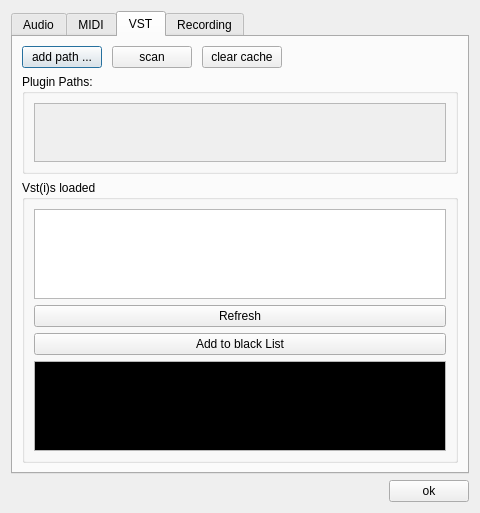
Before: the Qt Designer form src/gui/PreferencesDialog.ui in elieserdejesus/JamTaba, drawn with Qt 5.
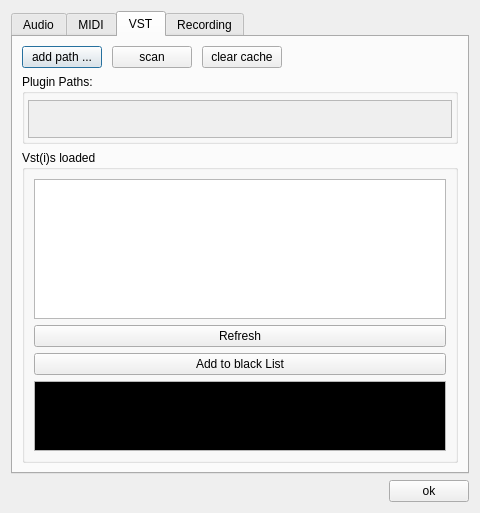
After: the same form once the commit is applied.

Commit message: removing unecessary widgets in PreferencesDialog

Patch:
```diff
--- a/src/gui/PreferencesDialog.ui
+++ b/src/gui/PreferencesDialog.ui
@@ -275,27 +275,45 @@
       <layout class="QGridLayout" name="gridLayout_3">
        <item row="1" column="0">
         <widget class="QGroupBox" name="groupBoxPaths">
+         <property name="sizePolicy">
+          <sizepolicy hsizetype="Preferred" vsizetype="Fixed">
+           <horstretch>0</horstretch>
+           <verstretch>0</verstretch>
+          </sizepolicy>
+         </property>
          <property name="minimumSize">
           <size>
            <width>0</width>
-           <height>100</height>
+           <height>70</height>
+          </size>
+         </property>
+         <property name="maximumSize">
+          <size>
+           <width>16777215</width>
+           <height>120</height>
           </size>
          </property>
          <property name="title">
           <string>Plugin Paths:</string>
          </property>
-         <layout class="QVBoxLayout" name="verticalLayout_11">
+         <layout class="QVBoxLayout" name="verticalLayout_8">
+          <property name="spacing">
+           <number>0</number>
+          </property>
           <property name="leftMargin">
-           <number>9</number>
+           <number>3</number>
+          </property>
+          <property name="topMargin">
+           <number>6</number>
+          </property>
+          <property name="rightMargin">
+           <number>3</number>
+          </property>
+          <property name="bottomMargin">
+           <number>3</number>
           </property>
           <item>
            <widget class="QScrollArea" name="scrollArea">
-            <property name="sizePolicy">
-             <sizepolicy hsizetype="Expanding" vsizetype="Fixed">
-              <horstretch>0</horstretch>
-              <verstretch>0</verstretch>
-             </sizepolicy>
-            </property>
             <property name="widgetResizable">
              <bool>true</bool>
             </property>
@@ -304,51 +322,26 @@
               <rect>
                <x>0</x>
                <y>0</y>
-               <width>416</width>
-               <height>65</height>
+               <width>428</width>
+               <height>44</height>
               </rect>
              </property>
              <layout class="QVBoxLayout" name="verticalLayout_10">
-              <item>
-               <widget class="QWidget" name="panelPaths" native="true">
-                <property name="sizePolicy">
-                 <sizepolicy hsizetype="Preferred" vsizetype="Preferred">
-                  <horstretch>0</horstretch>
-                  <verstretch>1</verstretch>
-                 </sizepolicy>
-                </property>
-                <layout class="QVBoxLayout" name="verticalLayout_12">
-                 <property name="spacing">
-                  <number>2</number>
-                 </property>
-                 <property name="leftMargin">
-                  <number>0</number>
-                 </property>
-                 <property name="topMargin">
-                  <number>0</number>
-                 </property>
-                 <property name="rightMargin">
-                  <number>0</number>
-                 </property>
-                 <property name="bottomMargin">
-                  <number>0</number>
-                 </property>
-                 <item>
-                  <spacer name="verticalSpacer_2">
-                   <property name="orientation">
-                    <enum>Qt::Vertical</enum>
-                   </property>
-                   <property name="sizeHint" stdset="0">
-                    <size>
-                     <width>20</width>
-                     <height>57</height>
-                    </size>
-                   </property>
-                  </spacer>
-                 </item>
-                </layout>
-               </widget>
-              </item>
+              <property name="spacing">
+               <number>3</number>
+              </property>
+              <property name="leftMargin">
+               <number>6</number>
+              </property>
+              <property name="topMargin">
+               <number>0</number>
+              </property>
+              <property name="rightMargin">
+               <number>6</number>
+              </property>
+              <property name="bottomMargin">
+               <number>3</number>
+              </property>
              </layout>
             </widget>
            </widget>
@@ -399,18 +392,22 @@
        </item>
        <item row="2" column="0">
         <widget class="QGroupBox" name="groupBoxVst">
-         <property name="minimumSize">
-          <size>
-           <width>0</width>
-           <height>100</height>
-          </size>
-         </property>
          <property name="title">
           <string>Vst(i)s loaded</string>
          </property>
          <layout class="QVBoxLayout" name="verticalLayout_6">
           <item>
-           <widget class="QPlainTextEdit" name="plainTextEdit"/>
+           <widget class="QPlainTextEdit" name="plainTextEdit">
+            <property name="undoRedoEnabled">
+             <bool>false</bool>
+            </property>
+            <property name="readOnly">
+             <bool>true</bool>
+            </property>
+            <property name="placeholderText">
+             <string notr="true"/>
+            </property>
+           </widget>
           </item>
           <item>
            <widget class="QPushButton" name="ButtonVst_Refresh">
@@ -428,6 +425,18 @@
           </item>
           <item>
            <widget class="QPlainTextEdit" name="BlackBoxText">
+            <property name="sizePolicy">
+             <sizepolicy hsizetype="Expanding" vsizetype="Fixed">
+              <horstretch>0</horstretch>
+              <verstretch>0</verstretch>
+             </sizepolicy>
+            </property>
+            <property name="maximumSize">
+             <size>
+              <width>16777215</width>
+              <height>70</height>
+             </size>
+            </property>
             <property name="palette">
              <palette>
               <active>
```
Left out of the diff: 2 changed lines with no effect on the pictures. The commit also changes 3 other files.
